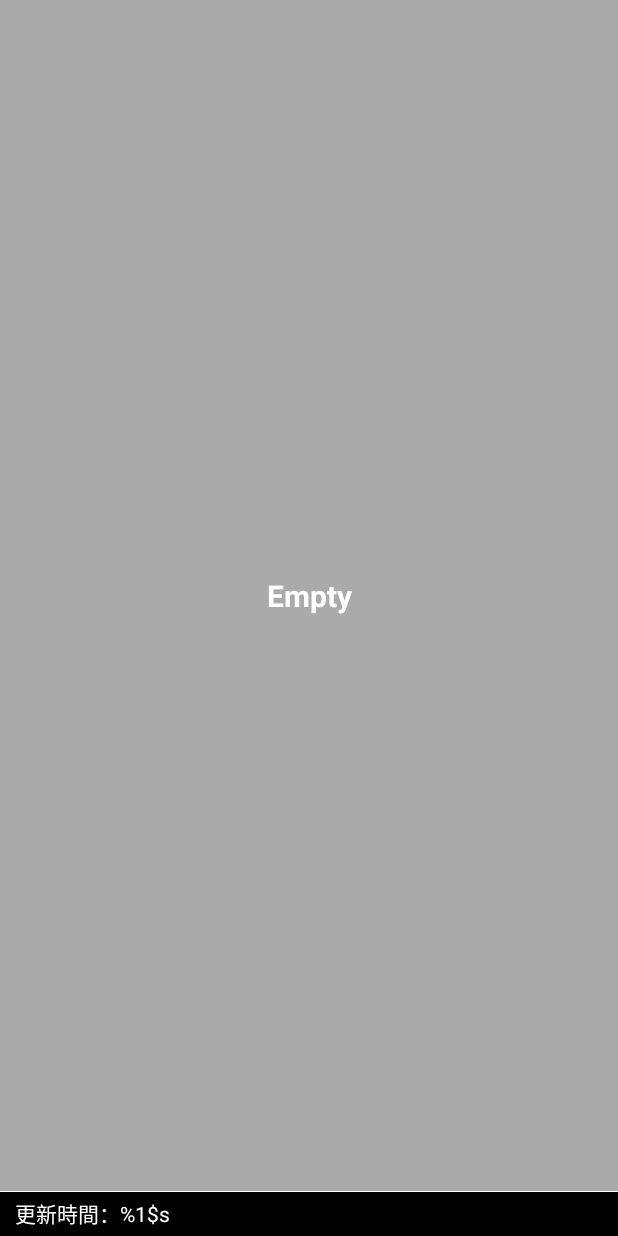
After one commit to albertkingdom/android-app-mynewsapp, an Android app: the layout widget.xml on its own in the app's theme, with its tools: preview values and no code run, on a phone screen of 412 x 824 dp. The commit adds this screen. Run offline under Robolectric (Android 15) with nearby library versions, the phone set to English and light mode, and no system bars.

Commit message:
add widget

```diff
--- /dev/null
+++ b/app/src/main/res/drawable/top_border.xml
@@ -0,0 +1,13 @@
+<?xml version="1.0" encoding="utf-8"?>
+<layer-list xmlns:android="http://schemas.android.com/apk/res/android">
+    <item>
+        <shape>
+            <solid android:color="@color/white"></solid>
+        </shape>
+    </item>
+    <item android:top="1dp">
+        <shape>
+            <solid android:color="@color/black"/>
+        </shape>
+    </item>
+</layer-list>
--- /dev/null
+++ b/app/src/main/res/layout/widget.xml
@@ -0,0 +1,40 @@
+<?xml version="1.0" encoding="utf-8"?>
+<LinearLayout xmlns:android="http://schemas.android.com/apk/res/android"
+    android:layout_width="match_parent"
+    android:layout_height="match_parent"
+    android:orientation="vertical">
+
+    <FrameLayout
+        android:id="@+id/widget_container"
+        android:layout_width="match_parent"
+        android:layout_weight="1"
+        android:layout_height="0dp">
+    <ListView
+        android:id="@+id/widget_list_view"
+        android:layout_width="match_parent"
+        android:layout_height="match_parent"
+        android:background="@color/black"
+        android:paddingHorizontal="10dp"/>
+        <TextView
+            android:id="@+id/example_widget_empty_view"
+            android:layout_width="match_parent"
+            android:layout_height="match_parent"
+            android:background="@android:color/darker_gray"
+            android:gravity="center"
+            android:text="Empty"
+            android:textColor="@android:color/white"
+            android:textSize="20sp"
+            android:textStyle="bold" />
+    </FrameLayout>
+
+    <TextView
+        android:id="@+id/widget_update_time"
+        android:layout_width="match_parent"
+        android:layout_height="30dp"
+        android:paddingHorizontal="10dp"
+        android:gravity="center_vertical"
+        android:background="@drawable/top_border"
+        android:textColor="@android:color/white"
+        android:text="@string/widget_update_time"
+        />
+</LinearLayout>
--- a/app/src/main/res/values/strings.xml
+++ b/app/src/main/res/values/strings.xml
@@ -29,4 +29,7 @@
     <string name="dialog_confirm_button">OK</string>
 
     <string name="stockhistory_revenue">%1$s%%</string>
+
+<!--    widget -->
+    <string name="widget_update_time">更新時間：%1$s</string>
 </resources>
```
Also changed, not shown: app/src/main/AndroidManifest.xml (+12 -0 lines), app/src/main/java/com/example/mynewsapp/StockAppWidgetProvider.kt (added, +91 -0 lines), app/src/main/java/com/example/mynewsapp/WidgetService.kt (added, +118 -0 lines), app/src/main/java/com/example/mynewsapp/model/WidgetStockData.kt (added, +10 -0 lines), app/src/main/java/com/example/mynewsapp/ui/ListFragment.kt (+36 -1 lines), app/src/main/res/drawable/shape_line.xml (added, +11 -0 lines), app/src/main/res/layout/widget_listview_item.xml (added, +54 -0 lines), app/src/main/res/xml/app_widget_provider_info.xml (added, +15 -0 lines).
